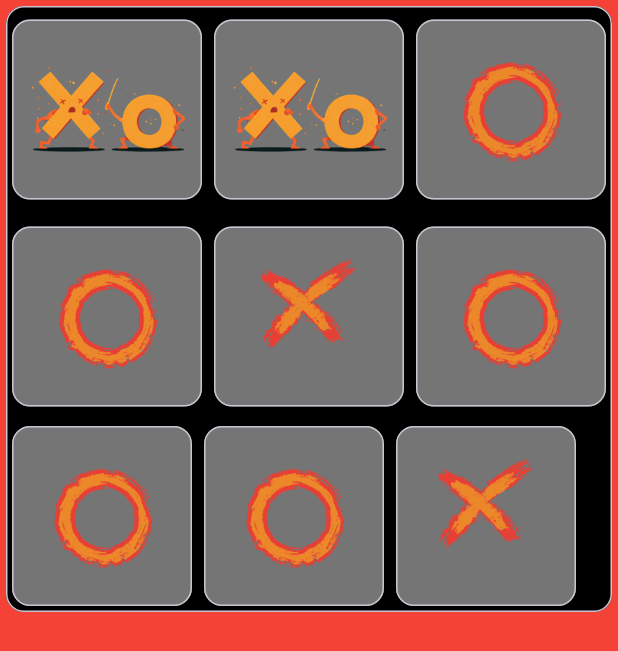
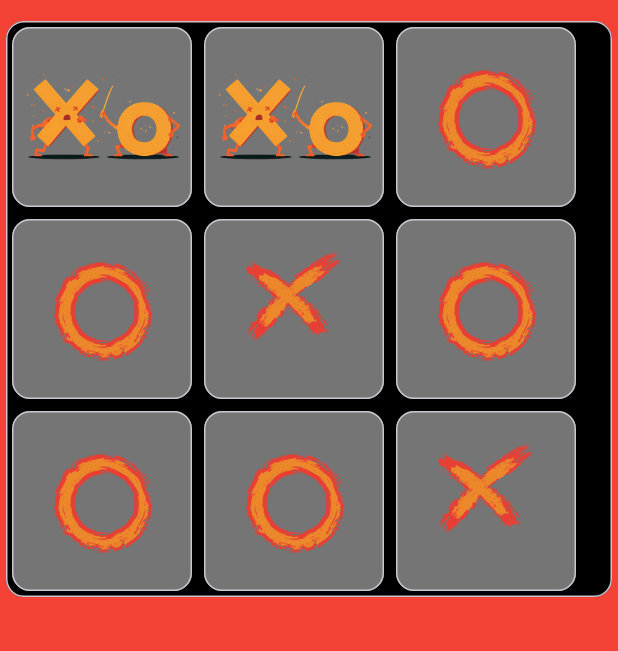
Before and after one commit to Nagepo/TicTacToe, a Flutter app: the BotPage screen opened directly, on a phone screen of 412 x 824 dp. Shown: the top 651 px of the screen. Run offline on Flutter 3.47's test engine with Material 3 defaults, Android fonts, the phone set to English and light mode, and no system bars; our stand-ins replace flutter_riverpod, google_fonts.

```diff
--- a/lib/logic.dart
+++ b/lib/logic.dart
@@ -37,7 +37,7 @@ bool winner(Map x) {
   return false;
 }
 
-void checkRisultato() {
+/*void checkRisultato() {
   //TODO after setting the riverpod, start doing the tests
   //if (winner(x)) {
   //bool winner = player;
@@ -55,4 +55,4 @@ AssetImage mossa() {
 
 void turnChange() {
   player = !player;
-}
+}*/
--- a/lib/pages/with_bot.dart
+++ b/lib/pages/with_bot.dart
@@ -2,6 +2,7 @@ import 'package:flutter/material.dart';
 import 'package:tictactoe/logic.dart';
 import 'package:flutter_riverpod/flutter_riverpod.dart';
 import 'package:tictactoe/riverpod.dart';
+import 'package:tictactoe/riverpod_model.dart';
 
 //TODO - Ingrandire e rimandare immagini da Ipad
 
@@ -12,21 +13,20 @@ class BotPage extends ConsumerWidget {
   Widget build(BuildContext context, WidgetRef ref) {
     return Scaffold(
       backgroundColor: Colors.red,
-      body: Expanded(
-        child: AspectRatio(
+      body: AspectRatio(
         aspectRatio: 1,
+        child: Center(
           child: Card.outlined(
             color: Colors.black,
             shadowColor: Colors.black,
-            child: Expanded(
+            //child: Center(
             child: Column(
-                mainAxisAlignment: MainAxisAlignment.center,
+              //mainAxisAlignment: MainAxisAlignment.center,
+              mainAxisSize: MainAxisSize.min,
               children: [
-                  Expanded(
-                    child: Row(
+                Row(
                   children: [
-                        Expanded(
-                          child: Card.outlined(
+                    Card.outlined(
                       color: Colors.grey.shade600,
                       shadowColor: Colors.black,
                       child: GestureDetector(
@@ -37,23 +37,20 @@ class BotPage extends ConsumerWidget {
                         ),
                       ),
                     ),
-                        ),
-                        Expanded(
+                    GestureDetector(
+                      onTap: () {
+                        ref.read(ticProvider).mossa("placeTwo");
+                      },
                       child: Card.outlined(
                         color: Colors.grey.shade600,
                         shadowColor: Colors.black,
-                            child: GestureDetector(
-                              onTap: () {},
                         child: Image(
                           height: 120,
-                                image:
-                                    ref.watch(ticProvider).board["placeTwo"]!,
+                          image: ref.watch(ticProvider).board["placeTwo"]!,
                         ),
                       ),
                     ),
-                        ),
-                        Expanded(
-                          child: Card.outlined(
+                    Card.outlined(
                       color: Colors.grey.shade600,
                       shadowColor: Colors.black,
                       child: GestureDetector(
@@ -64,15 +61,11 @@ class BotPage extends ConsumerWidget {
                         ),
                       ),
                     ),
-                        ),
                   ],
                 ),
-                  ),
-                  Expanded(
-                    child: Row(
+                Row(
                   children: [
-                        Expanded(
-                          child: Card.outlined(
+                    Card.outlined(
                       color: Colors.grey.shade600,
                       shadowColor: Colors.black,
                       child: GestureDetector(
@@ -83,9 +76,7 @@ class BotPage extends ConsumerWidget {
                         ),
                       ),
                     ),
-                        ),
-                        Expanded(
-                          child: Card.outlined(
+                    Card.outlined(
                       color: Colors.grey.shade600,
                       shadowColor: Colors.black,
                       child: GestureDetector(
@@ -96,9 +87,7 @@ class BotPage extends ConsumerWidget {
                         ),
                       ),
                     ),
-                        ),
-                        Expanded(
-                          child: Card.outlined(
+                    Card.outlined(
                       color: Colors.grey.shade600,
                       shadowColor: Colors.black,
                       child: GestureDetector(
@@ -109,9 +98,7 @@ class BotPage extends ConsumerWidget {
                         ),
                       ),
                     ),
-                        ),
                   ],
-                    ),
                 ),
                 Row(
                   children: [
@@ -153,7 +140,7 @@ class BotPage extends ConsumerWidget {
               ],
             ),
           ),
-          ),
+          //),
         ),
       ),
     );
```
Also changed, not shown: lib/pages/with_player.dart (+5 -18 lines), lib/riverpod_model.dart (+30 -2 lines). Lines whose indentation alone changed are shown as unchanged.
